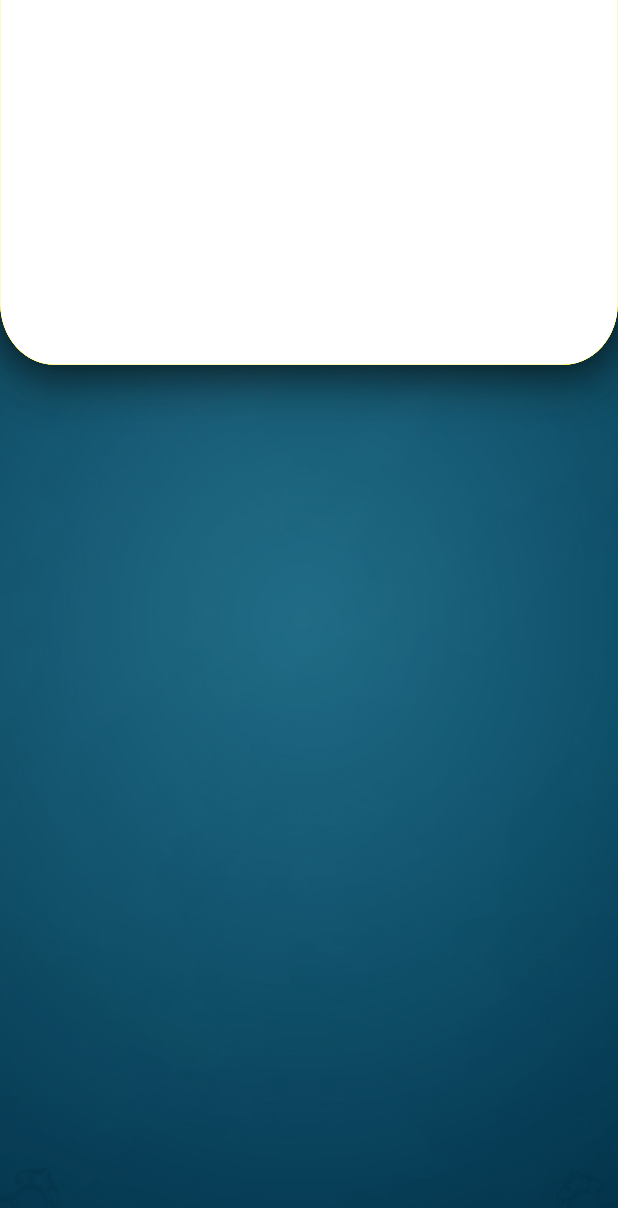
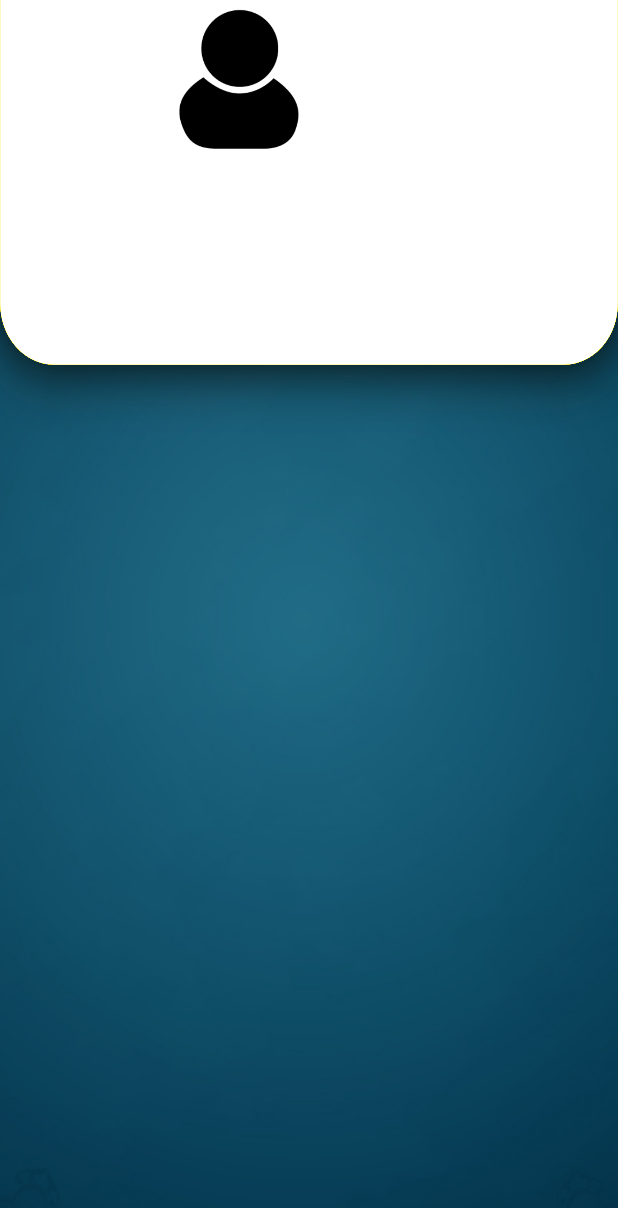
Before and after one commit to GeorgeMoucht/amaltheaApp, an Android app: the Profile screen opened directly, with no data from a screen before it, on a phone screen of 412 x 824 dp. Shown: the top 1208 px of the screen. Run offline under Robolectric (Android 15) with nearby library versions, the phone set to English and light mode, and no system bars.

Commit message:
Made basic template for user profile, init SDK for realtime database.

```diff
--- a/app/build.gradle
+++ b/app/build.gradle
@@ -37,6 +37,7 @@ dependencies {
     implementation 'androidx.constraintlayout:constraintlayout:2.0.4'
     implementation 'com.google.firebase:firebase-auth:21.0.1'
     implementation 'com.google.firebase:firebase-firestore:23.0.0'
+    implementation 'com.google.firebase:firebase-database:20.0.0'
 
     testImplementation 'junit:junit:4.+'
     androidTestImplementation 'androidx.test.ext:junit:1.1.2'
--- a/app/src/main/java/com/example/amaltheaapplication/RegisterStepOne.java
+++ b/app/src/main/java/com/example/amaltheaapplication/RegisterStepOne.java
@@ -43,6 +43,7 @@ public class RegisterStepOne extends AppCompatActivity {
         super.onCreate(savedInstanceState);
         setContentView(R.layout.activity_register_step_one);
 
+        //Hooks to all XML objects.
         mFirstName = findViewById(R.id.ptFirstName2);
         mLastName = findViewById(R.id.ptLastName2);
         mEmail = findViewById(R.id.ptEmail);
--- a/app/src/main/res/layout/activity_profile.xml
+++ b/app/src/main/res/layout/activity_profile.xml
@@ -1,22 +1,25 @@
 <?xml version="1.0" encoding="utf-8"?>
-<androidx.constraintlayout.widget.ConstraintLayout xmlns:android="http://schemas.android.com/apk/res/android"
+<LinearLayout xmlns:android="http://schemas.android.com/apk/res/android"
     xmlns:app="http://schemas.android.com/apk/res-auto"
     xmlns:tools="http://schemas.android.com/tools"
     android:layout_width="match_parent"
     android:layout_height="match_parent"
     android:background="@drawable/bg2"
-    tools:context=".Profile">
+    tools:context=".Profile"
+    android:orientation="vertical">
 
-    <ImageView
-        android:id="@+id/imageView4"
-        android:layout_width="190dp"
-        android:layout_height="173dp"
-        app:layout_constraintBottom_toBottomOf="parent"
-        app:layout_constraintEnd_toEndOf="parent"
-        app:layout_constraintHorizontal_bias="0.497"
-        app:layout_constraintStart_toStartOf="parent"
-        app:layout_constraintTop_toTopOf="parent"
-        app:layout_constraintVertical_bias="0.207"
-        tools:srcCompat="@tools:sample/avatars"
-        />
-</androidx.constraintlayout.widget.ConstraintLayout>
+    <RelativeLayout
+        android:layout_width="match_parent"
+        android:layout_height="405dp">
+
+        <LinearLayout
+            android:layout_width="match_parent"
+            android:layout_height="350dp">
+
+            <ImageView
+                android:layout_width="wrap_content"
+                android:layout_height="106dp"
+                android:src="@drawable/usericon"/>
+        </LinearLayout>
+    </RelativeLayout>
+</LinearLayout>
```
